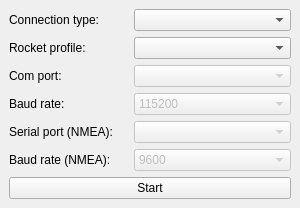
Above: qt_files/com_window.ui from UBC-Rocket/UBCRocketGroundStation before the change. Below: the same form after it.
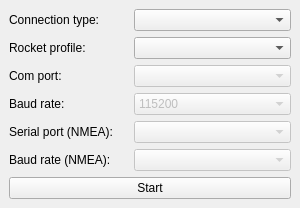
That is the form after the change.

What changed in the file:
```diff
--- a/qt_files/com_window.ui
+++ b/qt_files/com_window.ui
@@ -240,6 +240,11 @@
           <verstretch>0</verstretch>
          </sizepolicy>
         </property>
+        <item>
+         <property name="text">
+          <string></string>
+         </property>
+        </item>
         <item>
          <property name="text">
           <string>9600</string>
```
